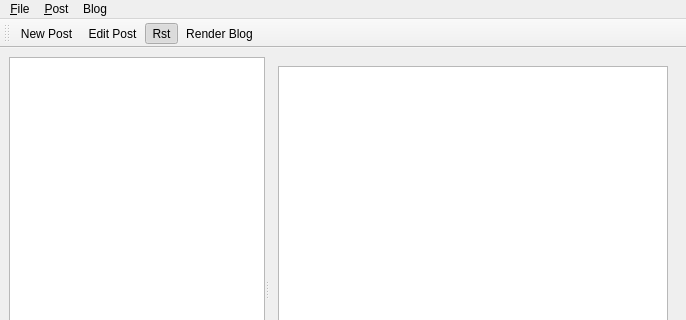
This is BartleBlog/ui/mainwindow.ui in ralsina/ra-blog as Qt 5 draws it before an edit; both pictures show x 0 to 686 and y 0 to 320 of the 686 by 552 pixel window. The edited form follows.
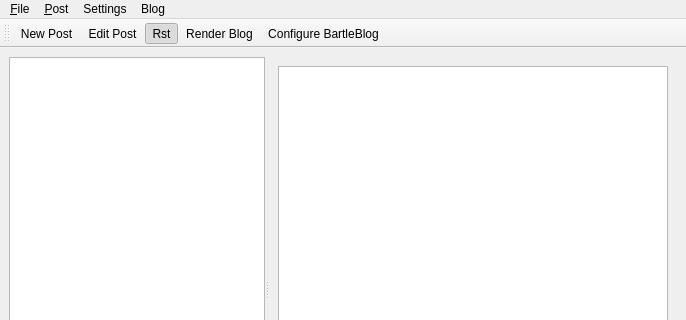
This is the edited form. Icons and pictures are not drawn.

```diff
--- a/BartleBlog/ui/mainwindow.ui
+++ b/BartleBlog/ui/mainwindow.ui
@@ -155,12 +155,6 @@
     </property>
     <addaction name="actionEdit_Item" />
    </widget>
-   <widget class="QMenu" name="menuBlog" >
-    <property name="title" >
-     <string>Blog</string>
-    </property>
-    <addaction name="actionRender_Blog" />
-   </widget>
    <widget class="QMenu" name="menu_File" >
     <property name="title" >
      <string>&amp;File</string>
@@ -169,8 +163,21 @@
     <addaction name="separator" />
     <addaction name="separator" />
    </widget>
+   <widget class="QMenu" name="menuBlog" >
+    <property name="title" >
+     <string>Blog</string>
+    </property>
+    <addaction name="actionRender_Blog" />
+   </widget>
+   <widget class="QMenu" name="menuSettings" >
+    <property name="title" >
+     <string>Settings</string>
+    </property>
+    <addaction name="actionConfigure" />
+   </widget>
    <addaction name="menu_File" />
    <addaction name="menu_Post" />
+   <addaction name="menuSettings" />
    <addaction name="menuBlog" />
   </widget>
   <widget class="QStatusBar" name="statusbar" />
@@ -185,6 +192,7 @@
    <addaction name="actionEdit_Item" />
    <addaction name="actionRst" />
    <addaction name="actionRender_Blog" />
+   <addaction name="actionConfigure" />
   </widget>
   <action name="actionEdit_Item" >
    <property name="checkable" >
@@ -227,6 +235,14 @@
     <string>New Post</string>
    </property>
   </action>
+  <action name="actionConfigure" >
+   <property name="icon" >
+    <iconset resource="icons.qrc" >:/icons/icons/configure.png</iconset>
+   </property>
+   <property name="text" >
+    <string>Configure BartleBlog</string>
+   </property>
+  </action>
  </widget>
  <resources>
   <include location="icons.qrc" />
```
